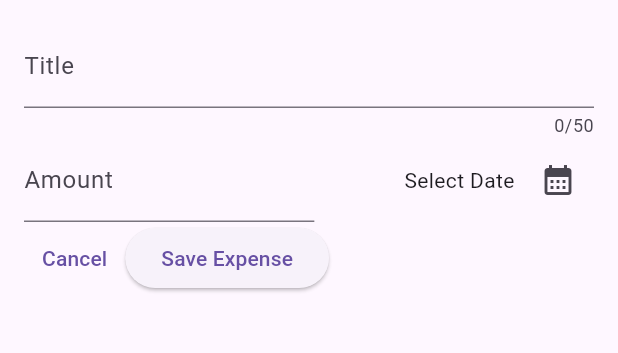
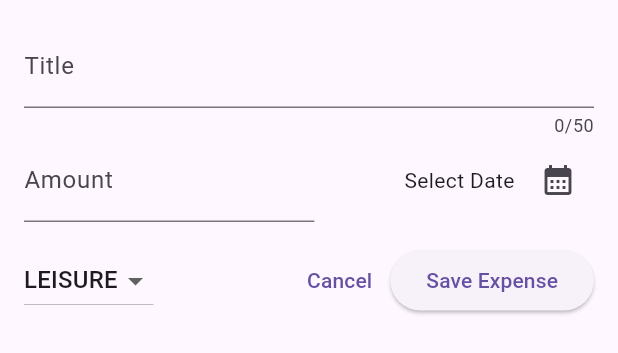
Before and after one commit to chiraag918/flutter_expense_tracker, a Flutter app: the NewExpense widget shown alone on an empty page, opened directly, on a phone screen of 412 x 824 dp. Shown: the top 353 px of the screen. Run offline on Flutter 3.47's test engine with Material 2 defaults, Android fonts, the light colour scheme and no system bars.

Commit message:
Add category dropdown on modal with diff values

```diff
--- a/lib/widgets/new_expense.dart
+++ b/lib/widgets/new_expense.dart
@@ -14,6 +14,7 @@
   final _titleController = TextEditingController();
   final _amountController = TextEditingController();
   DateTime? _selectedDate;
+  Category _selectedCategory = Category.leisure;
 
   @override
   void dispose() {
@@ -85,8 +86,31 @@
               ),
             ],
           ),
+          const SizedBox(height: 15),
           Row(
             children: [
+              DropdownButton(
+                  value: _selectedCategory,
+                  items: Category.values
+                      .map(
+                        (category) => DropdownMenuItem(
+                          value: category,
+                          child: Text(
+                            category.name.toUpperCase(),
+                          ),
+                        ),
+                      )
+                      .toList(),
+                  onChanged: (value) {
+                    if (value == null) {
+                      return;
+                    }
+
+                    setState(() {
+                      _selectedCategory = value;
+                    });
+                  }),
+              const Spacer(),
               TextButton(
                 onPressed: () {
                   Navigator.pop(context);
```
